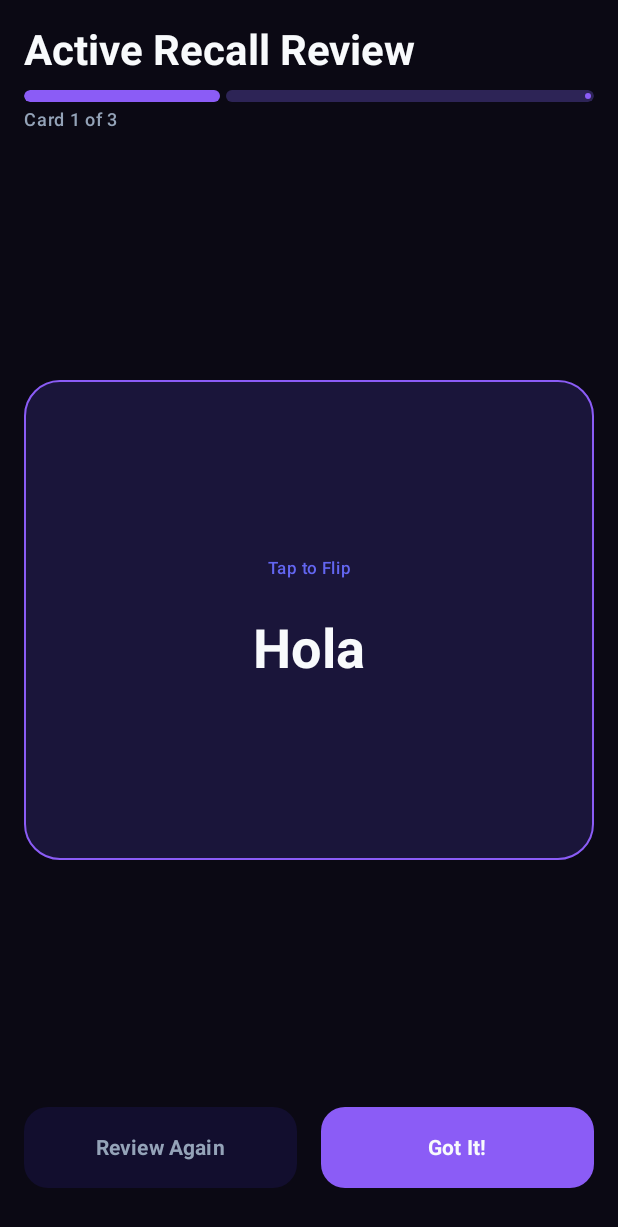
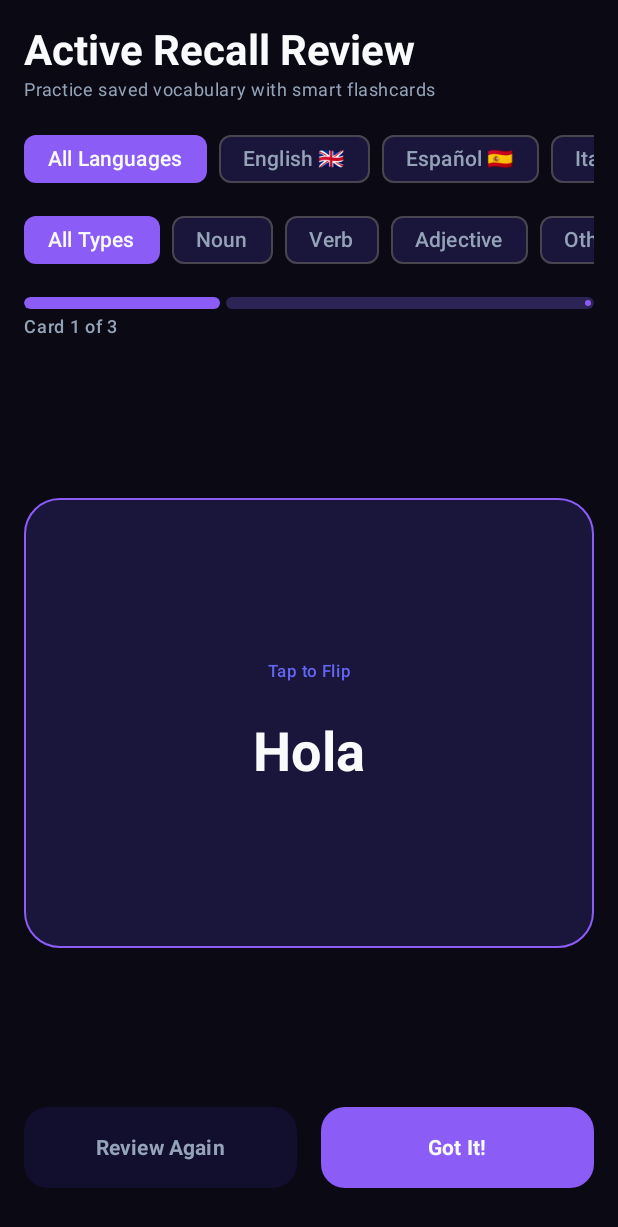
Before and after one commit to mastroky/AuraLingo, an Android app built with Jetpack Compose: the composable ReviewScreen shown on its own in the app's theme, on a phone screen of 412 x 824 dp. Shown: the top 1227 px of the screen. Run offline under Robolectric (Android 15) with nearby library versions, the phone set to English and light mode, and no system bars; our stand-ins replace Room's generated code.

Commit message:
feat: add language and part-of-speech filter UI controls and wire reactive filtering

```diff
--- /dev/null
+++ b/app/src/main/java/com/example/auralingo/ui/components/VocabularyFilterBar.kt
@@ -0,0 +1,103 @@
+package com.example.auralingo.ui.components
+
+import androidx.compose.foundation.horizontalScroll
+import androidx.compose.foundation.layout.Arrangement
+import androidx.compose.foundation.layout.Column
+import androidx.compose.foundation.layout.Row
+import androidx.compose.foundation.layout.fillMaxWidth
+import androidx.compose.foundation.layout.padding
+import androidx.compose.foundation.rememberScrollState
+import androidx.compose.material3.ExperimentalMaterial3Api
+import androidx.compose.material3.FilterChip
+import androidx.compose.material3.FilterChipDefaults
+import androidx.compose.material3.Text
+import androidx.compose.runtime.Composable
+import androidx.compose.ui.Modifier
+import androidx.compose.ui.unit.dp
+import com.example.auralingo.ui.theme.CardElevated
+import com.example.auralingo.ui.theme.NeonViolet
+import com.example.auralingo.ui.theme.TextPrimary
+import com.example.auralingo.ui.theme.TextSecondary
+
+/**
+ * Reusable Material 3 Filter Bar component for filtering vocabulary words by Language and Part of Speech.
+ */
+@OptIn(ExperimentalMaterial3Api::class)
+@Composable
+fun VocabularyFilterBar(
+    selectedLanguage: String?,
+    selectedPartOfSpeech: String?,
+    onLanguageSelected: (String?) -> Unit,
+    onPartOfSpeechSelected: (String?) -> Unit,
+    modifier: Modifier = Modifier,
+) {
+    val languages = listOf(
+        null to "All Languages",
+        "en" to "English 🇬🇧",
+        "es" to "Español 🇪🇸",
+        "it" to "Italiano 🇮🇹",
+        "fr" to "Français 🇫🇷",
+        "de" to "Deutsch 🇩🇪",
+    )
+
+    val partsOfSpeech = listOf(
+        null to "All Types",
+        "noun" to "Noun",
+        "verb" to "Verb",
+        "adjective" to "Adjective",
+        "other" to "Other",
+    )
+
+    Column(
+        modifier = modifier
+            .fillMaxWidth()
+            .padding(vertical = 4.dp),
+        verticalArrangement = Arrangement.spacedBy(6.dp),
+    ) {
+        // Language filter chips row
+        Row(
+            modifier = Modifier
+                .fillMaxWidth()
+                .horizontalScroll(rememberScrollState()),
+            horizontalArrangement = Arrangement.spacedBy(8.dp),
+        ) {
+            languages.forEach { (code, label) ->
+                val isSelected = selectedLanguage == code
+                FilterChip(
+                    selected = isSelected,
+                    onClick = { onLanguageSelected(code) },
+                    label = { Text(label) },
+                    colors = FilterChipDefaults.filterChipColors(
+                        selectedContainerColor = NeonViolet,
+                        selectedLabelColor = TextPrimary,
+                        containerColor = CardElevated,
+                        labelColor = TextSecondary,
+                    ),
+                )
+            }
+        }
+
+        // Part of speech filter chips row
+        Row(
+            modifier = Modifier
+                .fillMaxWidth()
+                .horizontalScroll(rememberScrollState()),
+            horizontalArrangement = Arrangement.spacedBy(8.dp),
+        ) {
+            partsOfSpeech.forEach { (pos, label) ->
+                val isSelected = selectedPartOfSpeech == pos
+                FilterChip(
+                    selected = isSelected,
+                    onClick = { onPartOfSpeechSelected(pos) },
+                    label = { Text(label) },
+                    colors = FilterChipDefaults.filterChipColors(
+                        selectedContainerColor = NeonViolet,
+                        selectedLabelColor = TextPrimary,
+                        containerColor = CardElevated,
+                        labelColor = TextSecondary,
+                    ),
+                )
+            }
+        }
+    }
+}
--- a/app/src/main/java/com/example/auralingo/ui/review/ReviewScreen.kt
+++ b/app/src/main/java/com/example/auralingo/ui/review/ReviewScreen.kt
@@ -19,6 +19,7 @@ import androidx.compose.ui.unit.dp
 import androidx.compose.ui.unit.sp
 import androidx.lifecycle.compose.collectAsStateWithLifecycle
 import androidx.lifecycle.viewmodel.compose.viewModel
+import com.example.auralingo.ui.components.VocabularyFilterBar
 import com.example.auralingo.ui.theme.*
 
 data class Flashcard(
@@ -28,33 +29,26 @@ data class Flashcard(
 )
 
 /**
- * Tab 3: Interactive Flashcards & Active Recall Training backed by Room database.
+ * Tab 3: Interactive Flashcards & Active Recall Training backed by Room Database with dynamic filtering.
  */
 @Composable
 fun ReviewScreen(
     viewModel: ReviewViewModel = viewModel(),
 ) {
     val reviewWords by viewModel.reviewWords.collectAsStateWithLifecycle()
+    val selectedLanguage by viewModel.selectedLanguage.collectAsStateWithLifecycle()
+    val selectedPartOfSpeech by viewModel.selectedPartOfSpeech.collectAsStateWithLifecycle()
 
-    // Fallback sample flashcards if database is empty
-    val defaultFlashcards = listOf(
-        Flashcard("estudiando", "studying", "Estoy estudiando para el examen final."),
-        Flashcard("universidad", "university", "La universidad tiene una biblioteca excelente."),
-        Flashcard("desarrollo", "development", "El desarrollo de software requiere práctica.")
-    )
-
-    val activeFlashcards = if (reviewWords.isEmpty()) {
-        defaultFlashcards
-    } else {
-        reviewWords.map { Flashcard(it.originalWord, it.translatedWord, it.contextSentence) }
+    val activeFlashcards = reviewWords.map {
+        Flashcard(it.originalWord, it.translatedWord, it.contextSentence)
     }
 
     var currentIndex by remember(activeFlashcards.size) { mutableStateOf(0) }
     var isFlipped by remember { mutableStateOf(false) }
     var score by remember { mutableStateOf(0) }
 
-    val safeIndex = currentIndex.coerceIn(0, activeFlashcards.size - 1)
-    val currentCard = activeFlashcards[safeIndex]
+    val safeIndex = if (activeFlashcards.isNotEmpty()) currentIndex.coerceIn(0, activeFlashcards.size - 1) else 0
+    val currentCard = if (activeFlashcards.isNotEmpty()) activeFlashcards[safeIndex] else null
 
     // Card Flip Animation
     val rotation by animateFloatAsState(
@@ -75,7 +69,7 @@ fun ReviewScreen(
             verticalArrangement = Arrangement.SpaceBetween,
             horizontalAlignment = Alignment.CenterHorizontally
         ) {
-            // Header & Progress
+            // Header & Filters
             Column(modifier = Modifier.fillMaxWidth()) {
                 Text(
                     text = "Active Recall Review",
@@ -84,7 +78,25 @@ fun ReviewScreen(
                         color = TextPrimary
                     )
                 )
-                Spacer(modifier = Modifier.height(8.dp))
+                Text(
+                    text = "Practice saved vocabulary with smart flashcards",
+                    style = MaterialTheme.typography.bodySmall,
+                    color = TextSecondary
+                )
+
+                Spacer(modifier = Modifier.height(10.dp))
+
+                // Filter Bar
+                VocabularyFilterBar(
+                    selectedLanguage = selectedLanguage,
+                    selectedPartOfSpeech = selectedPartOfSpeech,
+                    onLanguageSelected = { viewModel.setLanguageFilter(it) },
+                    onPartOfSpeechSelected = { viewModel.setPartOfSpeechFilter(it) }
+                )
+
+                Spacer(modifier = Modifier.height(10.dp))
+
+                if (activeFlashcards.isNotEmpty()) {
                     LinearProgressIndicator(
                         progress = { (safeIndex + 1).toFloat() / activeFlashcards.size },
                         modifier = Modifier
@@ -101,12 +113,29 @@ fun ReviewScreen(
                         color = TextSecondary
                     )
                 }
+            }
 
+            if (activeFlashcards.isEmpty()) {
+                // Empty state handling when filter matches 0 words
+                Box(
+                    modifier = Modifier
+                        .fillMaxWidth()
+                        .weight(1f),
+                    contentAlignment = Alignment.Center
+                ) {
+                    Text(
+                        text = "No flashcards match this filter combination.\nTry resetting filters or save words from live sessions!",
+                        style = MaterialTheme.typography.bodyMedium,
+                        color = TextMuted,
+                        textAlign = TextAlign.Center
+                    )
+                }
+            } else if (currentCard != null) {
                 // Flashcard Box with Flip Effect
                 Box(
                     modifier = Modifier
                         .fillMaxWidth()
-                    .height(320.dp)
+                        .height(300.dp)
                         .graphicsLayer {
                             rotationY = rotation
                             cameraDistance = 8f * density
@@ -171,8 +200,10 @@ fun ReviewScreen(
                         }
                     }
                 }
+            }
 
             // Action Buttons (Got it / Review Again)
+            if (activeFlashcards.isNotEmpty()) {
                 Row(
                     modifier = Modifier
                         .fillMaxWidth()
@@ -214,3 +245,4 @@ fun ReviewScreen(
             }
         }
     }
+}
--- a/app/src/main/java/com/example/auralingo/ui/vocabulary/VocabularyScreen.kt
+++ b/app/src/main/java/com/example/auralingo/ui/vocabulary/VocabularyScreen.kt
@@ -1,5 +1,6 @@
 package com.example.auralingo.ui.vocabulary
 
+import android.widget.Toast
 import androidx.compose.animation.AnimatedVisibility
 import androidx.compose.foundation.background
 import androidx.compose.foundation.border
@@ -19,22 +20,28 @@ import androidx.compose.ui.Modifier
 import androidx.compose.ui.draw.clip
 import androidx.compose.ui.draw.shadow
 import androidx.compose.ui.graphics.Brush
+import androidx.compose.ui.platform.LocalContext
 import androidx.compose.ui.text.font.FontWeight
 import androidx.compose.ui.unit.dp
 import androidx.compose.ui.unit.sp
 import androidx.lifecycle.compose.collectAsStateWithLifecycle
 import androidx.lifecycle.viewmodel.compose.viewModel
+import com.example.auralingo.ui.components.VocabularyFilterBar
 import com.example.auralingo.ui.theme.*
 
 /**
- * Tab 2: Personal Vocabulary Bank & Interactive Dictionary backed by Room Database.
+ * Tab 2: Personal Vocabulary Bank & Interactive Dictionary backed by Room Database with dynamic filtering.
  */
 @Composable
 fun VocabularyScreen(
     viewModel: VocabularyViewModel = viewModel(),
 ) {
+    val context = LocalContext.current
     val savedWords by viewModel.savedWords.collectAsStateWithLifecycle()
     val successMessage by viewModel.successMessage.collectAsStateWithLifecycle()
+    val selectedLanguage by viewModel.selectedLanguage.collectAsStateWithLifecycle()
+    val selectedPartOfSpeech by viewModel.selectedPartOfSpeech.collectAsStateWithLifecycle()
+
     val snackbarHostState = remember { SnackbarHostState() }
 
     var searchQuery by remember { mutableStateOf("") }
@@ -49,6 +56,7 @@ fun VocabularyScreen(
         }
     }
 
+    // Filter words locally by search query as well
     val filteredWords = savedWords.filter {
         it.originalWord.contains(searchQuery, ignoreCase = true) ||
                 it.translatedWord.contains(searchQuery, ignoreCase = true)
@@ -57,28 +65,38 @@ fun VocabularyScreen(
     Box(
         modifier = Modifier
             .fillMaxSize()
-            .background(ObsidianDark)
+            .background(ObsidianDark),
     ) {
         Column(
             modifier = Modifier
                 .fillMaxSize()
-                .padding(16.dp)
+                .padding(16.dp),
         ) {
             // Header
             Text(
                 text = "Vocabulary Bank",
                 style = MaterialTheme.typography.headlineMedium.copy(
                     fontWeight = FontWeight.Bold,
-                    color = TextPrimary
-                )
+                    color = TextPrimary,
+                ),
             )
             Text(
                 text = "Saved words from live sessions and manual entries",
                 style = MaterialTheme.typography.bodySmall,
-                color = TextSecondary
+                color = TextSecondary,
             )
 
-            Spacer(modifier = Modifier.height(16.dp))
+            Spacer(modifier = Modifier.height(12.dp))
+
+            // Filter Bar for Language and Part of Speech
+            VocabularyFilterBar(
+                selectedLanguage = selectedLanguage,
+                selectedPartOfSpeech = selectedPartOfSpeech,
+                onLanguageSelected = { viewModel.setLanguageFilter(it) },
+                onPartOfSpeechSelected = { viewModel.setPartOfSpeechFilter(it) },
+            )
+
+            Spacer(modifier = Modifier.height(12.dp))
 
             // Search Bar
             OutlinedTextField(
@@ -96,25 +114,29 @@ fun VocabularyScreen(
                     focusedBorderColor = NeonViolet,
                     unfocusedBorderColor = CardBorder,
                     focusedTextColor = TextPrimary,
-                    unfocusedTextColor = TextPrimary
+                    unfocusedTextColor = TextPrimary,
                 ),
-                singleLine = true
+                singleLine = true,
             )
 
-            Spacer(modifier = Modifier.height(16.dp))
+            Spacer(modifier = Modifier.height(12.dp))
 
             if (filteredWords.isEmpty()) {
                 Box(
                     modifier = Modifier
                         .fillMaxSize()
                         .weight(1f),
-                    contentAlignment = Alignment.Center
+                    contentAlignment = Alignment.Center,
                 ) {
                     Text(
-                        text = if (searchQuery.isEmpty()) "No saved vocabulary words yet.\nTap words during live transcription or use the '+' button below to add them manually!" else "No matching words found.",
+                        text = if (searchQuery.isEmpty()) {
+                            "No vocabulary matches this filter combination.\nTry selecting 'All' or add a new word!"
+                        } else {
+                            "No matching words found for '$searchQuery'."
+                        },
                         style = MaterialTheme.typography.bodyMedium,
                         color = TextMuted,
-                        textAlign = androidx.compose.ui.text.style.TextAlign.Center
+                        textAlign = androidx.compose.ui.text.style.TextAlign.Center,
                     )
                 }
             } else {
@@ -123,7 +145,7 @@ fun VocabularyScreen(
                     modifier = Modifier
                         .fillMaxSize()
                         .weight(1f),
-                    verticalArrangement = Arrangement.spacedBy(12.dp)
+                    verticalArrangement = Arrangement.spacedBy(12.dp),
                 ) {
                     items(filteredWords, key = { it.id }) { item ->
                         val isExpanded = expandedId == item.id
@@ -133,17 +155,17 @@ fun VocabularyScreen(
                                 .border(1.dp, if (isExpanded) NeonViolet else CardBorder, RoundedCornerShape(16.dp))
                                 .clickable { expandedId = if (isExpanded) null else item.id },
                             colors = CardDefaults.cardColors(containerColor = CardElevated),
-                            shape = RoundedCornerShape(16.dp)
+                            shape = RoundedCornerShape(16.dp),
                         ) {
                             Column(
                                 modifier = Modifier
                                     .fillMaxWidth()
-                                    .padding(16.dp)
+                                    .padding(16.dp),
                             ) {
                                 Row(
                                     modifier = Modifier.fillMaxWidth(),
                                     horizontalArrangement = Arrangement.SpaceBetween,
-                                    verticalAlignment = Alignment.CenterVertically
+                                    verticalAlignment = Alignment.CenterVertically,
                                 ) {
                                     Column {
                                         Text(
@@ -151,25 +173,25 @@ fun VocabularyScreen(
                                             style = MaterialTheme.typography.titleMedium.copy(
                                                 fontWeight = FontWeight.Bold,
                                                 color = TextPrimary,
-                                                fontSize = 18.sp
-                                            )
+                                                fontSize = 18.sp,
+                                            ),
                                         )
                                         Text(
                                             text = item.translatedWord,
                                             style = MaterialTheme.typography.bodyMedium,
-                                            color = NeonViolet
+                                            color = NeonViolet,
                                         )
                                     }
 
                                     Surface(
                                         color = SlateVioletSurface,
-                                        shape = RoundedCornerShape(8.dp)
+                                        shape = RoundedCornerShape(8.dp),
                                     ) {
                                         Text(
                                             text = item.categoryTag,
                                             style = MaterialTheme.typography.labelSmall,
                                             color = TextSecondary,
-                                            modifier = Modifier.padding(horizontal = 8.dp, vertical = 4.dp)
+                                            modifier = Modifier.padding(horizontal = 8.dp, vertical = 4.dp),
                                         )
                                     }
                                 }
@@ -178,21 +200,21 @@ fun VocabularyScreen(
                                     Column(
                                         modifier = Modifier
                                             .fillMaxWidth()
-                                            .padding(top = 12.dp)
+                                            .padding(top = 12.dp),
                                     ) {
                                         HorizontalDivider(color = CardBorder, thickness = 1.dp)
                                         Spacer(modifier = Modifier.height(8.dp))
                                         Text(
                                             text = "Context Sentence:",
                                             style = MaterialTheme.typography.labelSmall,
-                                            color = TextMuted
+                                            color = TextMuted,
                                         )
                                         Spacer(modifier = Modifier.height(2.dp))
                                         Text(
                                             text = "\"${item.contextSentence}\"",
                                             style = MaterialTheme.typography.bodyMedium.copy(
-                                                color = TextSecondary
-                                            )
+                                                color = TextSecondary,
+                                            ),
                                         )
                                     }
                                 }
@@ -213,13 +235,13 @@ fun VocabularyScreen(
                 .clip(CircleShape)
                 .background(Brush.linearGradient(listOf(NeonViolet, NeonIndigo)))
                 .clickable { showAddWordSheet = true },
-            contentAlignment = Alignment.Center
+            contentAlignment = Alignment.Center,
         ) {
             Icon(
                 imageVector = Icons.Default.Add,
                 contentDescription = "Add Word",
                 tint = TextPrimary,
-                modifier = Modifier.size(28.dp)
+                modifier = Modifier.size(28.dp),
             )
         }
 
@@ -228,11 +250,11 @@ fun VocabularyScreen(
             hostState = snackbarHostState,
             modifier = Modifier
                 .align(Alignment.BottomCenter)
-                .padding(bottom = 80.dp)
+                .padding(bottom = 80.dp),
         )
     }
 
-    // Modal Bottom Sheet for manual vocabulary entry (automatically dismissed upon save)
+    // Modal Bottom Sheet for manual vocabulary entry
     if (showAddWordSheet) {
         AddWordBottomSheet(
             onDismiss = { showAddWordSheet = false },
@@ -245,9 +267,9 @@ fun VocabularyScreen(
                     partOfSpeech = pos,
                     onSuccess = {
                         showAddWordSheet = false
-                    }
+                    },
                 )
-            }
+            },
         )
     }
 }
```
Lines whose indentation alone changed are shown as unchanged.
